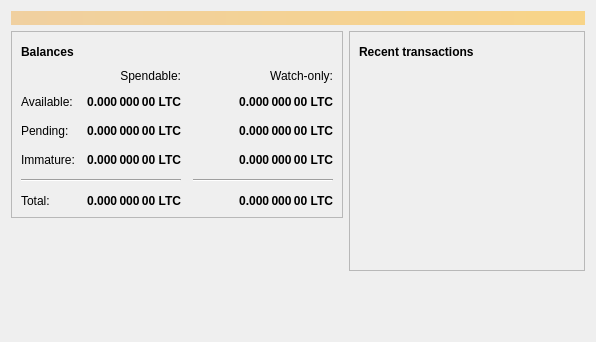
cypheriumlite/cypheriumlite, file src/qt/forms/overviewpage.ui: the form before one commit.
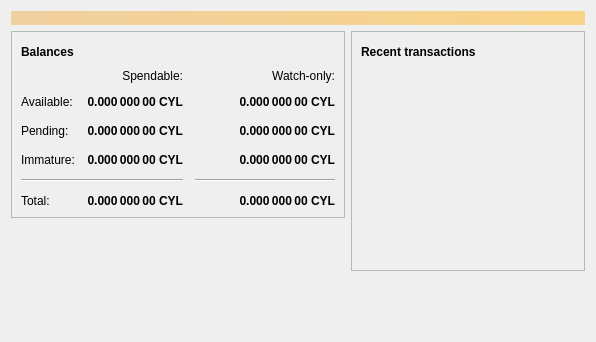
The form after the commit. Icons and pictures are not drawn.

Diff of the .ui file:
```diff
--- a/src/qt/forms/overviewpage.ui
+++ b/src/qt/forms/overviewpage.ui
@@ -129,7 +129,7 @@
                <string>Unconfirmed transactions to watch-only addresses</string>
               </property>
               <property name="text">
-               <string notr="true">0.000 000 00 LTC</string>
+               <string notr="true">0.000 000 00 CYL</string>
               </property>
               <property name="alignment">
                <set>Qt::AlignRight|Qt::AlignTrailing|Qt::AlignVCenter</set>
@@ -154,7 +154,7 @@
                <string>Total of transactions that have yet to be confirmed, and do not yet count toward the spendable balance</string>
               </property>
               <property name="text">
-               <string notr="true">0.000 000 00 LTC</string>
+               <string notr="true">0.000 000 00 CYL</string>
               </property>
               <property name="alignment">
                <set>Qt::AlignRight|Qt::AlignTrailing|Qt::AlignVCenter</set>
@@ -179,7 +179,7 @@
                <string>Mined balance in watch-only addresses that has not yet matured</string>
               </property>
               <property name="text">
-               <string notr="true">0.000 000 00 LTC</string>
+               <string notr="true">0.000 000 00 CYL</string>
               </property>
               <property name="alignment">
                <set>Qt::AlignRight|Qt::AlignTrailing|Qt::AlignVCenter</set>
@@ -237,7 +237,7 @@
                <string>Mined balance that has not yet matured</string>
               </property>
               <property name="text">
-               <string notr="true">0.000 000 00 LTC</string>
+               <string notr="true">0.000 000 00 CYL</string>
               </property>
               <property name="alignment">
                <set>Qt::AlignRight|Qt::AlignTrailing|Qt::AlignVCenter</set>
@@ -282,7 +282,7 @@
                <string>Your current total balance</string>
               </property>
               <property name="text">
-               <string notr="true">0.000 000 00 LTC</string>
+               <string notr="true">0.000 000 00 CYL</string>
               </property>
               <property name="alignment">
                <set>Qt::AlignRight|Qt::AlignTrailing|Qt::AlignVCenter</set>
@@ -307,7 +307,7 @@
                <string>Current total balance in watch-only addresses</string>
               </property>
               <property name="text">
-               <string notr="true">0.000 000 00 LTC</string>
+               <string notr="true">0.000 000 00 CYL</string>
               </property>
               <property name="alignment">
                <set>Qt::AlignRight|Qt::AlignTrailing|Qt::AlignVCenter</set>
@@ -349,7 +349,7 @@
                <string>Your current spendable balance</string>
               </property>
               <property name="text">
-               <string notr="true">0.000 000 00 LTC</string>
+               <string notr="true">0.000 000 00 CYL</string>
               </property>
               <property name="alignment">
                <set>Qt::AlignRight|Qt::AlignTrailing|Qt::AlignVCenter</set>
@@ -374,7 +374,7 @@
                <string>Your current balance in watch-only addresses</string>
               </property>
               <property name="text">
-               <string notr="true">0.000 000 00 LTC</string>
+               <string notr="true">0.000 000 00 CYL</string>
               </property>
               <property name="alignment">
                <set>Qt::AlignRight|Qt::AlignTrailing|Qt::AlignVCenter</set>
```
